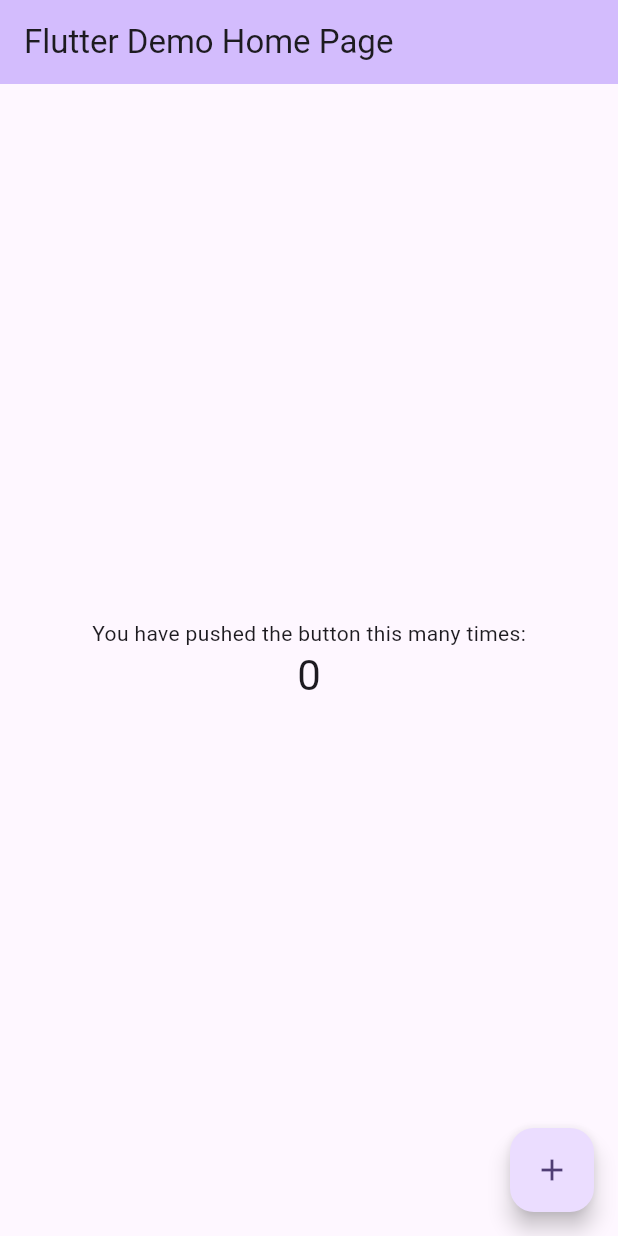
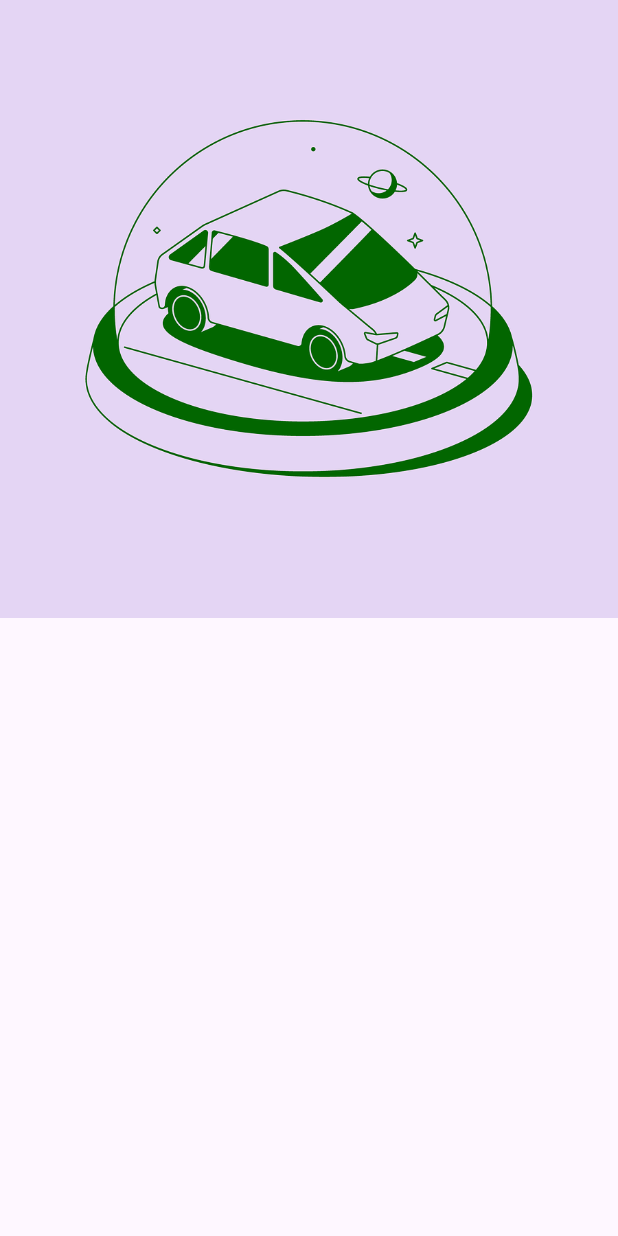
Before and after one commit to ChanhXaoSa/BeanMindDemo, a Flutter app: the screen it shows after launch, on a phone screen of 412 x 824 dp. Run offline on Flutter 3.47's test engine with Material 3 defaults, Android fonts, the phone set to English and light mode, and no system bars.

Commit message:
add home page hero

```diff
--- /dev/null
+++ b/beanmind_demo/lib/home_page.dart
@@ -0,0 +1,55 @@
+import 'package:flutter/material.dart';
+
+class HomePage extends StatefulWidget {
+  const HomePage({super.key});
+
+  @override
+  _HomePageState createState() => _HomePageState();
+}
+
+class _HomePageState extends State<HomePage> {
+  final ScrollController _scrollController = ScrollController();
+  double _scrollPosition = 0;
+  double _opacity = 0;
+
+  _scrollListener() {
+    setState(() {
+      _scrollPosition = _scrollController.position.pixels;
+    });
+  }
+
+  @override
+  void initState() {
+    _scrollController.addListener(_scrollListener);
+    super.initState();
+  }
+
+  @override
+  Widget build(BuildContext context) {
+    var screenSize = MediaQuery.of(context).size;
+    _opacity = _scrollPosition < screenSize.height * 0.40
+      ? _scrollPosition / (screenSize.height * 0.40)
+        : 1;
+
+    return Scaffold(
+      body: Column(
+        children: [
+          Stack(
+            children: [
+              Container(
+                child: SizedBox(
+                  height: screenSize.height * 0.5,
+                  width: screenSize.width,
+                  child: Image.asset(
+                    'assets/images/background.png',
+                    fit: BoxFit.cover,
+                  ),
+                ),
+              )
+            ],
+          )
+        ],
+      ),
+    );
+  }
+}
--- a/beanmind_demo/lib/main.dart
+++ b/beanmind_demo/lib/main.dart
@@ -1,125 +1,20 @@
+import 'package:beanmind_demo/home_page.dart';
 import 'package:flutter/material.dart';
 
 void main() {
-  runApp(const MyApp());
+  runApp(MyApp());
 }
 
 class MyApp extends StatelessWidget {
-  const MyApp({super.key});
-
-  // This widget is the root of your application.
   @override
   Widget build(BuildContext context) {
     return MaterialApp(
-      title: 'Flutter Demo',
+      title: 'Beanmind Webapp',
       theme: ThemeData(
-        // This is the theme of your application.
-        //
-        // TRY THIS: Try running your application with "flutter run". You'll see
-        // the application has a purple toolbar. Then, without quitting the app,
-        // try changing the seedColor in the colorScheme below to Colors.green
-        // and then invoke "hot reload" (save your changes or press the "hot
-        // reload" button in a Flutter-supported IDE, or press "r" if you used
-        // the command line to start the app).
-        //
-        // Notice that the counter didn't reset back to zero; the application
-        // state is not lost during the reload. To reset the state, use hot
-        // restart instead.
-        //
-        // This works for code too, not just values: Most code changes can be
-        // tested with just a hot reload.
-        colorScheme: ColorScheme.fromSeed(seedColor: Colors.deepPurple),
-        useMaterial3: true,
+        visualDensity: VisualDensity.adaptivePlatformDensity
       ),
-      home: const MyHomePage(title: 'Flutter Demo Home Page'),
+      debugShowCheckedModeBanner: false,
+      home: HomePage(),
     );
   }
 }
-
-class MyHomePage extends StatefulWidget {
-  const MyHomePage({super.key, required this.title});
-
-  // This widget is the home page of your application. It is stateful, meaning
-  // that it has a State object (defined below) that contains fields that affect
-  // how it looks.
-
-  // This class is the configuration for the state. It holds the values (in this
-  // case the title) provided by the parent (in this case the App widget) and
-  // used by the build method of the State. Fields in a Widget subclass are
-  // always marked "final".
-
-  final String title;
-
-  @override
-  State<MyHomePage> createState() => _MyHomePageState();
-}
-
-class _MyHomePageState extends State<MyHomePage> {
-  int _counter = 0;
-
-  void _incrementCounter() {
-    setState(() {
-      // This call to setState tells the Flutter framework that something has
-      // changed in this State, which causes it to rerun the build method below
-      // so that the display can reflect the updated values. If we changed
-      // _counter without calling setState(), then the build method would not be
-      // called again, and so nothing would appear to happen.
-      _counter++;
-    });
-  }
-
-  @override
-  Widget build(BuildContext context) {
-    // This method is rerun every time setState is called, for instance as done
-    // by the _incrementCounter method above.
-    //
-    // The Flutter framework has been optimized to make rerunning build methods
-    // fast, so that you can just rebuild anything that needs updating rather
-    // than having to individually change instances of widgets.
-    return Scaffold(
-      appBar: AppBar(
-        // TRY THIS: Try changing the color here to a specific color (to
-        // Colors.amber, perhaps?) and trigger a hot reload to see the AppBar
-        // change color while the other colors stay the same.
-        backgroundColor: Theme.of(context).colorScheme.inversePrimary,
-        // Here we take the value from the MyHomePage object that was created by
-        // the App.build method, and use it to set our appbar title.
-        title: Text(widget.title),
-      ),
-      body: Center(
-        // Center is a layout widget. It takes a single child and positions it
-        // in the middle of the parent.
-        child: Column(
-          // Column is also a layout widget. It takes a list of children and
-          // arranges them vertically. By default, it sizes itself to fit its
-          // children horizontally, and tries to be as tall as its parent.
-          //
-          // Column has various properties to control how it sizes itself and
-          // how it positions its children. Here we use mainAxisAlignment to
-          // center the children vertically; the main axis here is the vertical
-          // axis because Columns are vertical (the cross axis would be
-          // horizontal).
-          //
-          // TRY THIS: Invoke "debug painting" (choose the "Toggle Debug Paint"
-          // action in the IDE, or press "p" in the console), to see the
-          // wireframe for each widget.
-          mainAxisAlignment: MainAxisAlignment.center,
-          children: <Widget>[
-            const Text(
-              'You have pushed the button this many times:',
-            ),
-            Text(
-              '$_counter',
-              style: Theme.of(context).textTheme.headlineMedium,
-            ),
-          ],
-        ),
-      ),
-      floatingActionButton: FloatingActionButton(
-        onPressed: _incrementCounter,
-        tooltip: 'Increment',
-        child: const Icon(Icons.add),
-      ), // This trailing comma makes auto-formatting nicer for build methods.
-    );
-  }
-}
--- a/beanmind_demo/pubspec.yaml
+++ b/beanmind_demo/pubspec.yaml
@@ -68,6 +68,9 @@ flutter:
   #   - images/a_dot_burr.jpeg
   #   - images/a_dot_ham.jpeg
 
+  assets:
+    - assets/images/
+
   # An image asset can refer to one or more resolution-specific "variants", see
   # https://flutter.dev/assets-and-images/#resolution-aware
 
```
Also changed, not shown: beanmind_demo/assets/images/background.png (added), 1 other file.
